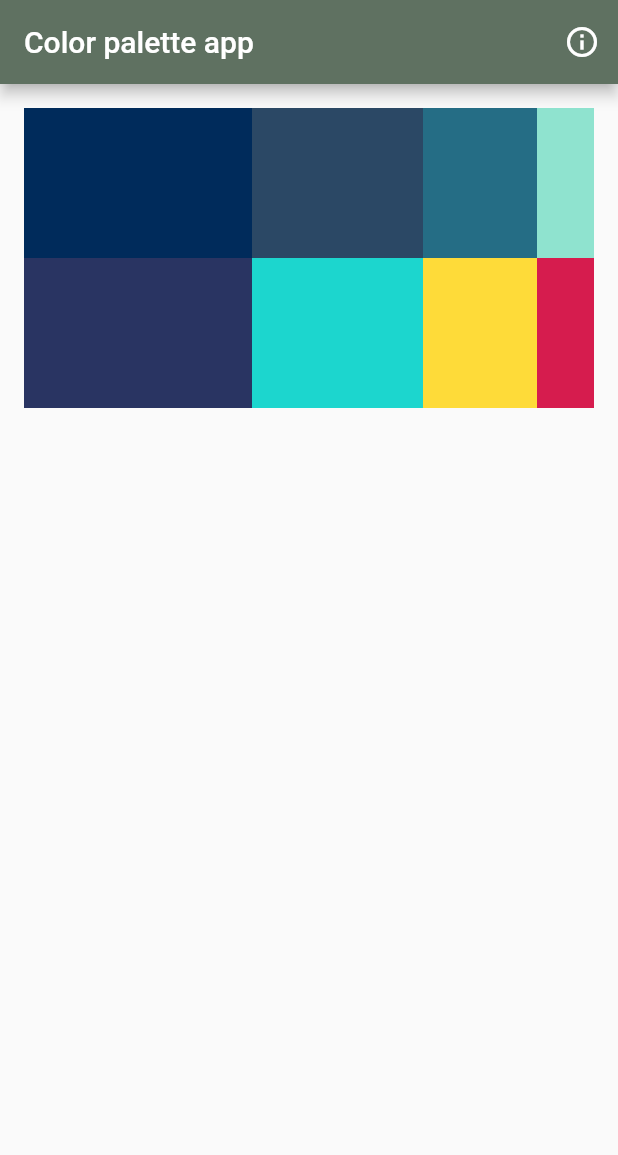
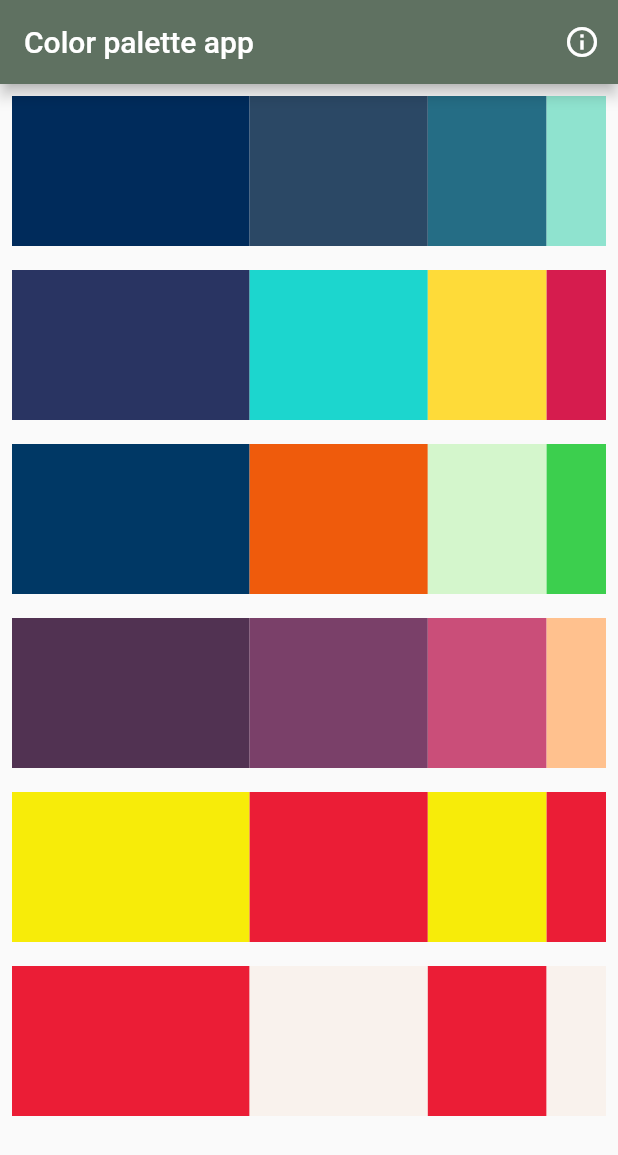
Before and after one commit to gonzalezsebastian/f_color_palette_solution_202230, a Flutter app: the screen it shows after launch, on a phone screen of 412 x 824 dp. Shown: the top 1155 px of the screen. Run offline on Flutter 3.47's test engine with Material 2 defaults, Android fonts, the phone set to English and light mode, and no system bars; our stand-ins replace get, loggy.

Commit message:
Padding and color palettes added
Padding added for every color palette row. 3 more color palettes added.

```diff
--- a/lib/ui/pages/color_selection_page.dart
+++ b/lib/ui/pages/color_selection_page.dart
@@ -27,22 +27,49 @@ class ColorSelectionPage extends StatelessWidget {
         ),
         // https://colorhunt.co/
         body: SingleChildScrollView(
-          child: Column(
-            children: [
-              ColorPalette(
-                baseColor : '002B5B',
-                baseColor1 : '2B4865',
-                baseColor2 : '256D85',
-                baseColor3 : '8FE3CF',
-                base1Color : '293462',
-                base1Color1 : '1CD6CE',
-                base1Color2 : 'FEDB39',
-                base1Color3 : 'D61C4E',
-                callback: showColor,
-              )
-            ],
-          ))
-        );
+            child: Column(
+          children: [
+            ColorPalette(
+              baseColor: '002B5B',
+              baseColor1: '2B4865',
+              baseColor2: '256D85',
+              baseColor3: '8FE3CF',
+              callback: showColor,
+            ),
+            ColorPalette(
+                baseColor: '293462',
+                baseColor1: '1CD6CE',
+                baseColor2: 'FEDB39',
+                baseColor3: 'D61C4E',
+                callback: showColor),
+            ColorPalette(
+              baseColor: '003865',
+              baseColor1: 'EF5B0C',
+              baseColor2: 'D4F6CC',
+              baseColor3: '3CCF4E',
+              callback: showColor,
+            ),
+            ColorPalette(
+                baseColor: '513252',
+                baseColor1: '7A4069',
+                baseColor2: 'CA4E79',
+                baseColor3: 'FFC18E',
+                callback: showColor),
+            ColorPalette(
+              baseColor: 'F7EC09',
+              baseColor1: 'EB1D36',
+              baseColor2: 'F7EC09',
+              baseColor3: 'EB1D36',
+              callback: showColor,
+            ),
+            ColorPalette(
+                baseColor: 'EB1D36',
+                baseColor1: 'F9F2ED',
+                baseColor2: 'EB1D36',
+                baseColor3: 'F9F2ED',
+                callback: showColor)
+          ],
+        )));
   }
 
   // está es la función que será llamada con cada click a un ColorPalette
--- a/lib/ui/widgets/color_palette.dart
+++ b/lib/ui/widgets/color_palette.dart
@@ -9,10 +9,6 @@ class ColorPalette extends StatelessWidget {
     required this.baseColor1,
     required this.baseColor2,
     required this.baseColor3,
-    required this.base1Color,
-    required this.base1Color1,
-    required this.base1Color2,
-    required this.base1Color3,
     required this.callback,
   }) : super(key: key);
 
@@ -21,10 +17,6 @@ class ColorPalette extends StatelessWidget {
   final String baseColor1;
   final String baseColor2;
   final String baseColor3;
-  final String base1Color;
-  final String base1Color1;
-  final String base1Color2;
-  final String base1Color3;
 
   // también se puede tener como un atributo un callback, necesiario ya que es un
   // widget sin estado, por ejemplo
@@ -33,86 +25,44 @@ class ColorPalette extends StatelessWidget {
   @override
   Widget build(BuildContext context) {
     // padding para crear espacio alrededor del widget
-    return Container(
-      margin: const EdgeInsets.all(8.0),
+    return Padding(
         padding: const EdgeInsets.all(8.0),
-      // vamos a mostrar los elementos en un row
-      child: Column(
-        children: <Widget>[
-          Row(
+        child: Row(
+          mainAxisSize: MainAxisSize.max,
           children: <Widget>[
             Expanded(
                 flex: 4,
                 child: GestureDetector(
                   child: Container(
                     height: 100,
-                    color: ColorUtils.FromHex(baseColor)
-                  ),)
+                    color: ColorUtils.FromHex(baseColor),
                   ),
+                )),
             Expanded(
                 flex: 3,
                 child: GestureDetector(
                   child: Container(
                     height: 100,
-                    color: ColorUtils.FromHex(baseColor1)
-                  ),)
+                    color: ColorUtils.FromHex(baseColor1),
                   ),
+                )),
             Expanded(
                 flex: 2,
                 child: GestureDetector(
                   child: Container(
                     height: 100,
-                    color: ColorUtils.FromHex(baseColor2)
-                  ),)
+                    color: ColorUtils.FromHex(baseColor2),
                   ),
+                )),
             Expanded(
                 flex: 1,
                 child: GestureDetector(
                   child: Container(
                     height: 100,
-                    color: ColorUtils.FromHex(baseColor3)
-                  ),)
-                )
+                    color: ColorUtils.FromHex(baseColor3),
+                  ),
+                ))
           ],
-          ),
-          Row(
-            children: <Widget>[
-              Expanded(
-                flex: 4,
-                child: GestureDetector(
-                  child: Container(
-                    height: 100,
-                    color: ColorUtils.FromHex(base1Color)
-                  ),)
-                ),
-                Expanded(
-                flex: 3,
-                child: GestureDetector(
-                  child: Container(
-                    height: 100,
-                    color: ColorUtils.FromHex(base1Color1)
-                  ),)
-                ),
-                Expanded(
-                flex: 2,
-                child: GestureDetector(
-                  child: Container(
-                    height: 100,
-                    color: ColorUtils.FromHex(base1Color2)
-                  ),)
-                ),
-                Expanded(
-                flex: 1,
-                child: GestureDetector(
-                  child: Container(
-                    height: 100,
-                    color: ColorUtils.FromHex(base1Color3)
-                  ),)
-                )
-            ],
-          )
-        ],
-      )
-    );
+        ));
   }
 }
```
Lines whose indentation alone changed are shown as unchanged.
